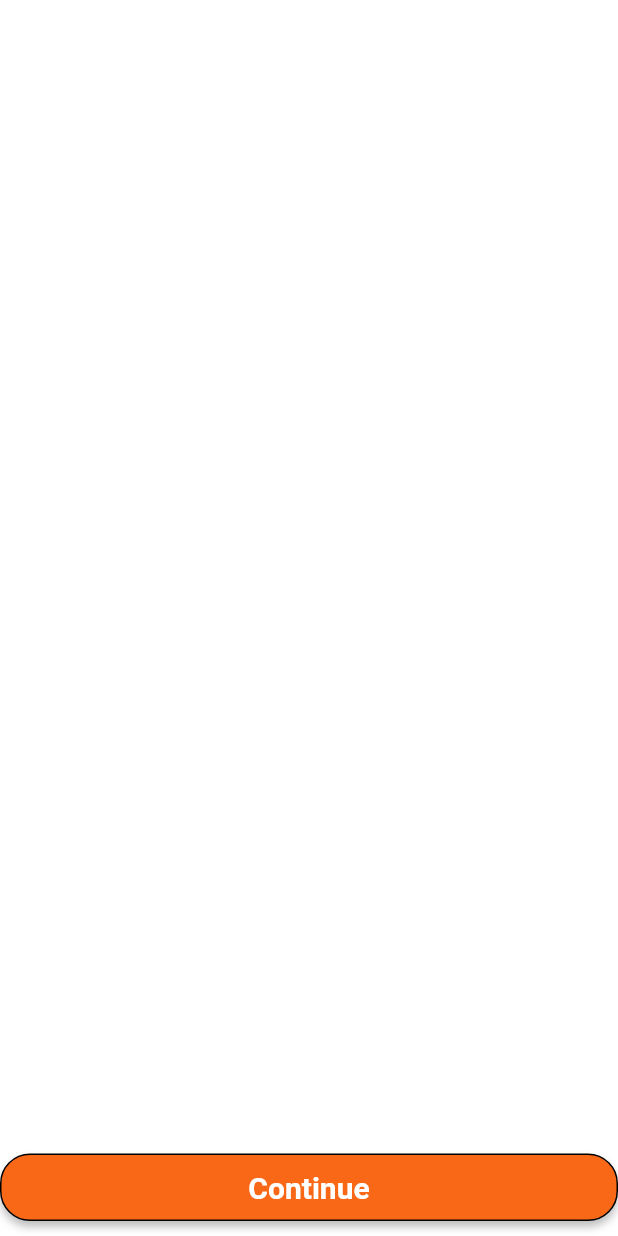
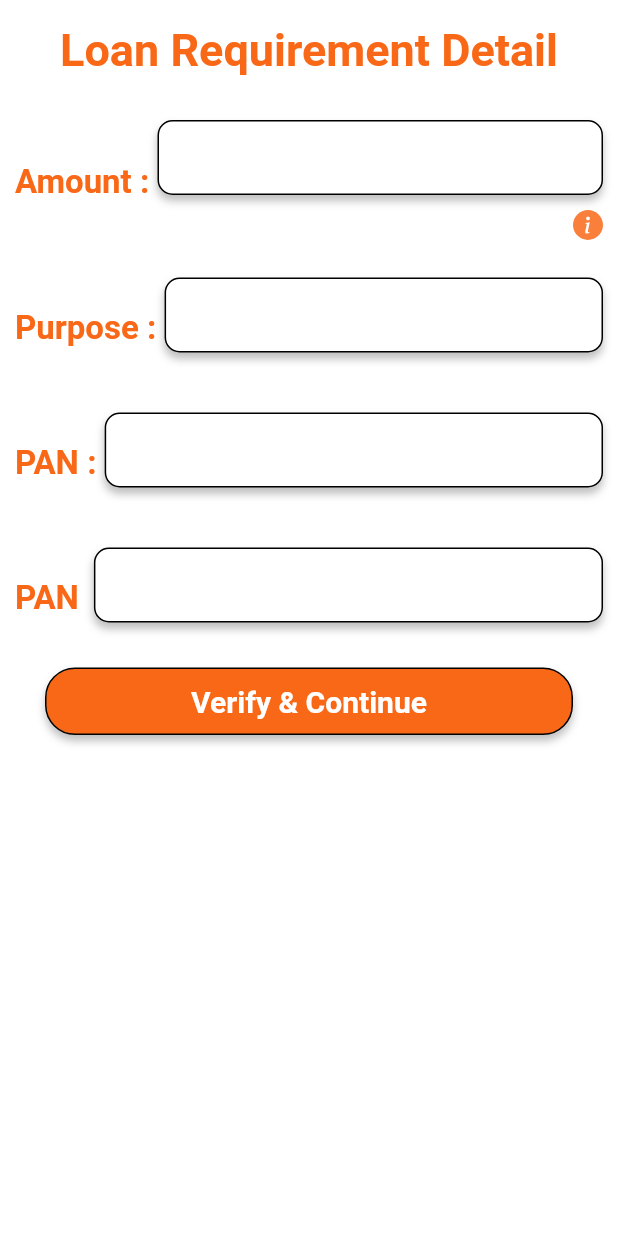
Before and after one commit to 4gmayank/ui_asmt, a Flutter app: the SeekLoanScreen screen opened by its route, on a phone screen of 412 x 824 dp. Run offline on Flutter 3.47's test engine with Material 2 defaults, Android fonts, the phone set to English and light mode, and no system bars; our stand-ins replace flutter_svg, mask_text_input_formatter, pin_code_fields.

Commit message:
Background Fixed

```diff
--- a/assets/i18n/en.json
+++ b/assets/i18n/en.json
@@ -18,5 +18,8 @@
   "verify":"Verify",
   "verify_continue":"Verify & Continue",
   "personal_details":"Personal Details",
-  "amount": "Amount"
+  "purpose": "Purpose",
+  "amount": "Amount",
+  "loan_detail": "Loan Requirement Detail",
+  "pan": "PAN"
 }
--- a/lib/core/config/localization.dart
+++ b/lib/core/config/localization.dart
@@ -16,7 +16,7 @@ class MyLocalizations {
 
   /// Getting list from en.json
   List<String> getList(String key) {
-    final List<String> items = new List.empty(growable: true);
+    final List<String> items = List.empty(growable: true);
     if (language![key] is List) {
       items.addAll(List<String>.from(language![key].whereType<String>()));
     }
--- a/lib/feature/presentation/register_module/business_detail_screen/business_detail_screen.dart
+++ b/lib/feature/presentation/register_module/business_detail_screen/business_detail_screen.dart
@@ -22,6 +22,7 @@ class _BusinessDetailScreenState extends State<BusinessDetailScreen> {
     return SafeArea(
       top: true,
       child: Scaffold(
+        backgroundColor: ColorUtils.white,
         body: Container(
           padding: const EdgeInsets.symmetric(vertical: 20, horizontal: 10),
           color: Colors.white,
--- a/lib/feature/presentation/register_module/personal_detail_screen/personal_detail_screen.dart
+++ b/lib/feature/presentation/register_module/personal_detail_screen/personal_detail_screen.dart
@@ -21,6 +21,7 @@ class _PersonalDetailScreenState extends State<PersonalDetailScreen> {
     return SafeArea(
       top: true,
       child: Scaffold(
+        backgroundColor: ColorUtils.white,
         body: Container(
           padding: const EdgeInsets.symmetric(vertical: 20, horizontal: 10),
           color: Colors.white,
--- a/lib/feature/presentation/register_module/seek_loan_detail_screen/seek_loan_detail_screen.dart
+++ b/lib/feature/presentation/register_module/seek_loan_detail_screen/seek_loan_detail_screen.dart
@@ -1,7 +1,13 @@
 import 'package:flutter/material.dart';
 import 'package:flutter/widgets.dart';
 
+import '../../../../core/config/localization.dart';
+import '../../../../core/core_widget/input_widget.dart';
 import '../../../../core/core_widget/next_button.dart';
+import '../../../../core/core_widget/space_widget.dart';
+import '../../../../core/utils/app_routes.dart';
+import '../../../../core/utils/color_utils.dart';
+import '../../login_module/login_screen/login_screen.dart';
 
 class SeekLoanScreen extends StatefulWidget {
   const SeekLoanScreen({Key? key}) : super(key: key);
@@ -14,22 +20,65 @@ class _SeekLoanScreenState extends State<SeekLoanScreen> {
   @override
   Widget build(BuildContext context) {
     return SafeArea(
-      top: false,
+      top: true,
       child: Scaffold(
+        backgroundColor: ColorUtils.white,
         body: Container(
+          padding: const EdgeInsets.symmetric(vertical: 20, horizontal: 10),
           color: Colors.white,
           width: MediaQuery.of(context).size.width,
-          alignment: Alignment.bottomCenter,
-          child: Column(
-            mainAxisAlignment: MainAxisAlignment.end,
-            mainAxisSize: MainAxisSize.min,
-            children: const [
-              NextButton(),
-              SizedBox(height: 10),
-            ],
+          child: SingleChildScrollView(
+            child: Column(
+              mainAxisSize: MainAxisSize.min,
+              children: [
+                Text(
+                  MyLocalizations.of(context).getString("loan_detail"),
+                  style: LoginScreenState.normalStyle(
+                      fontColor: ColorUtils.appColor,
+                      fontStyle: FontStyle.normal,
+                      fontWeight: FontWeight.w700,
+                      fontSize: 30),
+                ),
+                SpaceWidget(height: 20),
+                _formInput(),
+                Container(
+                  padding: const EdgeInsets.symmetric(horizontal: 20),
+                  child: NextButton(
+                    isVerify: true,
+                    function: () {
+                      Navigator.of(context)
+                          .pushNamed(AppRoutes.seek_loan_screen);
+                    },
+                  ),
+                ),
+              ],
+            ),
           ),
         ),
       ),
     );
   }
+
+  Widget _formInput() {
+    return Column(
+      children: const [
+        InputWidget(
+          constTitle: "amount",
+          showBarrier: true,
+          infoIcon: true,
+        ),
+        InputWidget(
+          constTitle: "purpose",
+          showBarrier: true,
+        ),
+        InputWidget(
+          constTitle: "pan",
+          showBarrier: true,
+        ),
+        InputWidget(
+          constTitle: "pan",
+        ),
+      ],
+    );
+  }
 }
```
